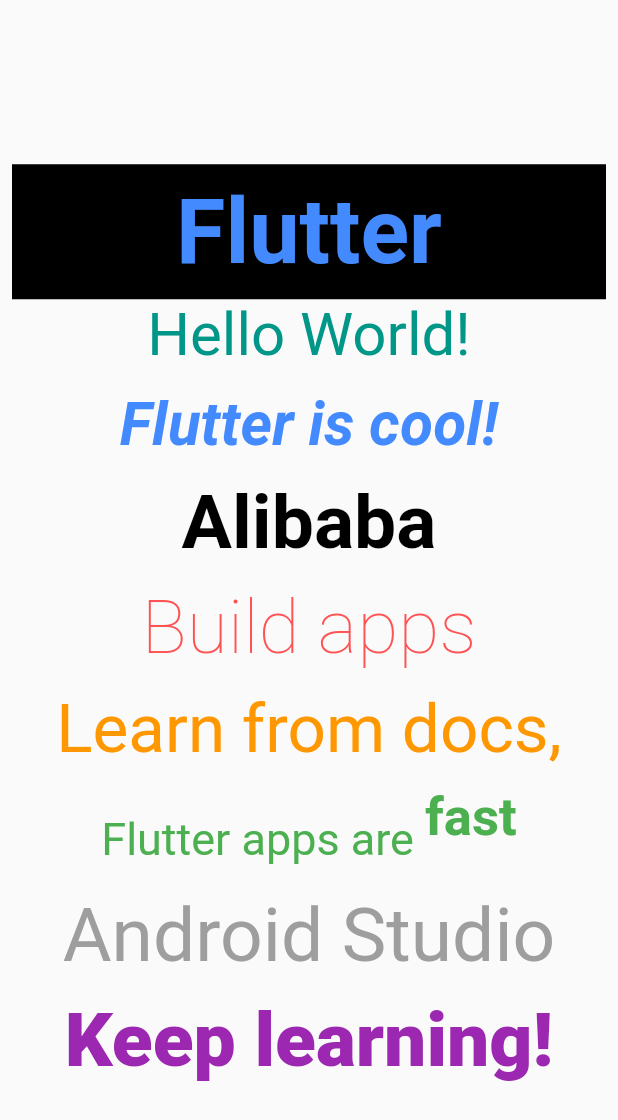
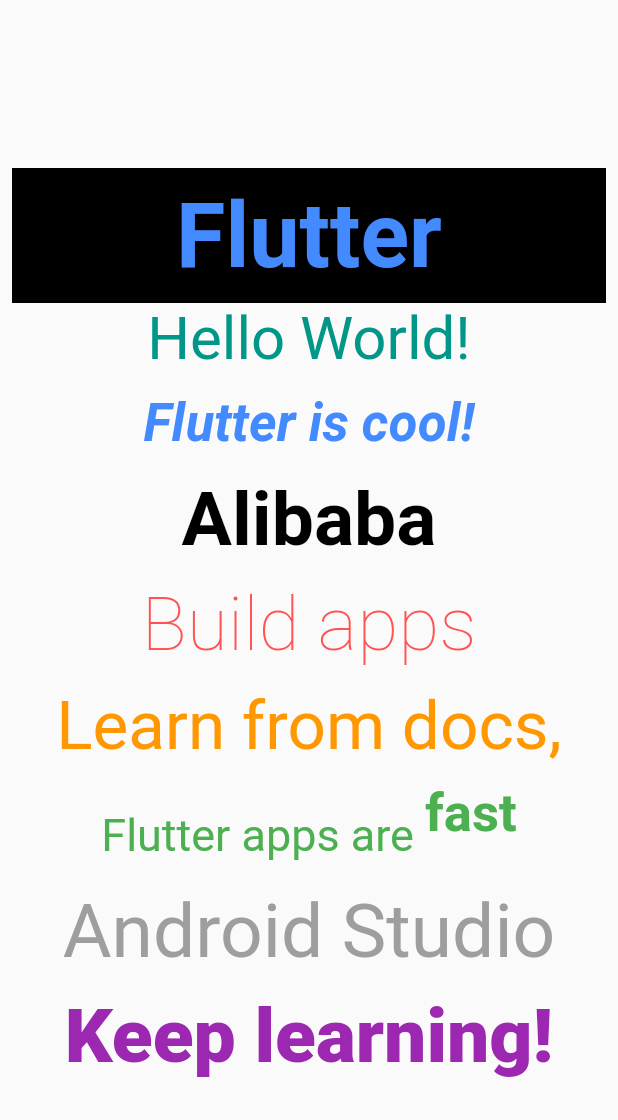
Before and after one commit to akshatAgain/animated_text_kit_flutter, a Flutter app: the screen it shows after launch, on a phone screen of 412 x 824 dp. Shown: the top 1120 px of the screen. Run offline on Flutter 3.47's test engine with Material 2 defaults, Android fonts, the phone set to English and light mode, and no system bars; drawn by our look-alikes of animated_text_kit.

Commit message:
Update main.dart

```diff
--- a/lib/main.dart
+++ b/lib/main.dart
@@ -80,13 +80,13 @@ class _AnimationExampleState extends State<AnimationExample> {
                   ),
                 ),
                 SizedBox(
-                  height: 60,
+                  height: 55,
                   child: DefaultTextStyle(
                     style: TextStyle(
                       fontStyle: FontStyle.italic,
                       fontWeight: FontWeight.bold,
                       color: Colors.blueAccent,
-                      fontSize: 40,
+                      fontSize: 35,
                     ),
                     child: AnimatedTextKit(
                       repeatForever: true,
```
